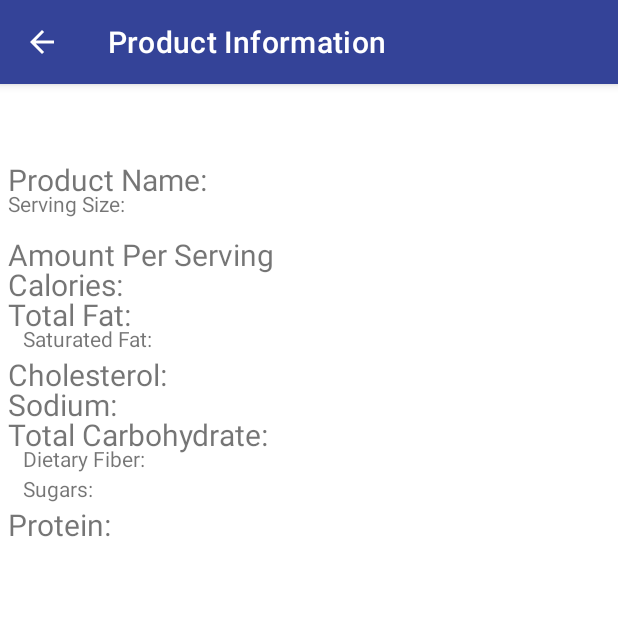
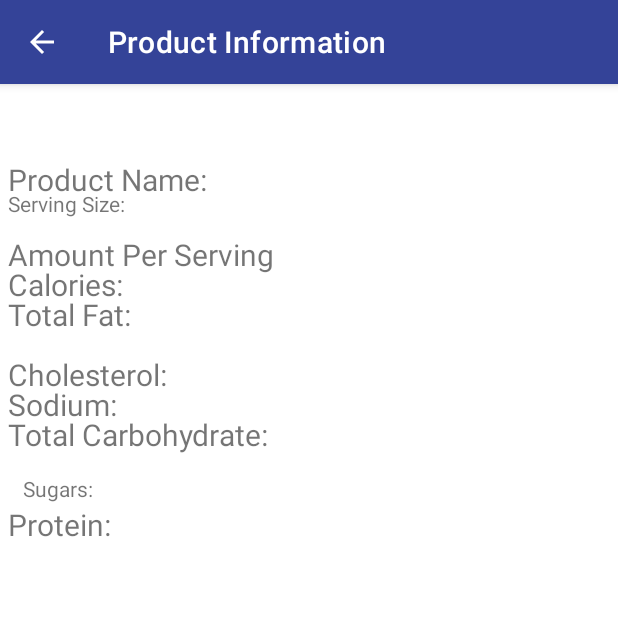
Before and after one commit to alexhakim/Grocery-Store-Project, an Android app: the NutritionInfoActivity screen opened directly, with no data from a screen before it, on a phone screen of 412 x 824 dp, the top half of it. Run offline under Robolectric (Android 15) with nearby library versions, the phone set to English and light mode, and no system bars; our stand-ins replace Firebase (no records; nobody signed in at launch, a user with empty details on screens opened directly); 3 statements that could not run were skipped.

Commit message:
General updates

```diff
--- a/app/src/main/java/com/coen390team11/GSAAPP/CheckoutActivity.java
+++ b/app/src/main/java/com/coen390team11/GSAAPP/CheckoutActivity.java
@@ -148,7 +148,7 @@ public class CheckoutActivity extends AppCompatActivity {
 
     public void setQRCode() throws WriterException {
 
-        BitMatrix bitMatrix = multiFormatWriter.encode(randomEditText.getText().toString().substring(7), BarcodeFormat.QR_CODE,350,300,null);
+        BitMatrix bitMatrix = multiFormatWriter.encode(randomEditText2.getText().toString().substring(7), BarcodeFormat.QR_CODE,350,300,null);
         // first variable in .encode is what we want to receive, means the total price from
         // bag fragment, for now it is set to random edit text
         // second variable (BarcodeFormat.X), X is type of barcode (UPC, EAN8, EAN 13, CODE_128 etc)
--- a/app/src/main/java/com/coen390team11/GSAAPP/NutritionInfoActivity.java
+++ b/app/src/main/java/com/coen390team11/GSAAPP/NutritionInfoActivity.java
@@ -35,11 +35,9 @@ public class NutritionInfoActivity extends AppCompatActivity {
     TextView amountPerServingTextView;
     TextView caloriesTextView;
     TextView totalFatTextView;
-    TextView saturatedFatTextView;
     TextView cholesterolTextView;
     TextView sodiumTextView;
     TextView carbsTextView;
-    TextView dietaryFiberTextView;
     TextView sugarsTextView;
     TextView proteinTextView;
     String productName;
@@ -62,11 +60,9 @@ public class NutritionInfoActivity extends AppCompatActivity {
         amountPerServingTextView = findViewById(R.id.amountPerServingTextView);
         caloriesTextView = findViewById(R.id.caloriesTextView);
         totalFatTextView = findViewById(R.id.totalFatTextView);
-        saturatedFatTextView = findViewById(R.id.saturatedFatTextView);
         cholesterolTextView = findViewById(R.id.cholesterolTextView);
         sodiumTextView = findViewById(R.id.sodiumTextView);
         carbsTextView = findViewById(R.id.carbsTextView);
-        dietaryFiberTextView = findViewById(R.id.dietaryFiberTextView);
         sugarsTextView = findViewById(R.id.sugarsTextView);
         proteinTextView = findViewById(R.id.proteinTextView);
 
--- a/app/src/main/java/com/coen390team11/GSAAPP/ui/dashboard/BagFragment.java
+++ b/app/src/main/java/com/coen390team11/GSAAPP/ui/dashboard/BagFragment.java
@@ -306,7 +306,7 @@ public class BagFragment extends Fragment {
                                                 productsInBagArrayList.remove(deleteItem);
                                                 arrayAdapter.notifyDataSetChanged();
 
-
+                                                // update total price after removing X item
                                                 Log.i("DELETEITEMSUBSTRING3",deleteItem.substring(3));
                                                 FirebaseFirestore.getInstance().collection("items")
                                                         .document(deleteItem.substring(3)).addSnapshotListener(new EventListener<DocumentSnapshot>() {
--- a/app/src/main/res/layout/activity_nutrition_info.xml
+++ b/app/src/main/res/layout/activity_nutrition_info.xml
@@ -52,14 +52,6 @@
         android:textSize="20sp"/>
 
     <TextView
-        android:id="@+id/saturatedFatTextView"
-        android:layout_width="wrap_content"
-        android:layout_height="wrap_content"
-        android:layout_marginLeft="15dp"
-        android:layout_marginTop="160dp"
-        android:text="Saturated Fat: " />
-
-    <TextView
         android:id="@+id/cholesterolTextView"
         android:layout_width="wrap_content"
         android:layout_height="wrap_content"
@@ -87,14 +79,6 @@
         android:textSize="20sp"/>
 
     <TextView
-        android:id="@+id/dietaryFiberTextView"
-        android:layout_width="wrap_content"
-        android:layout_height="wrap_content"
-        android:layout_marginLeft="15dp"
-        android:layout_marginTop="240dp"
-        android:text="Dietary Fiber: "/>
-
-    <TextView
         android:id="@+id/sugarsTextView"
         android:layout_width="wrap_content"
         android:layout_height="wrap_content"
```
Also changed, not shown: app/src/main/java/com/coen390team11/GSAAPP/ItemInformation.java (+11 -6 lines).
